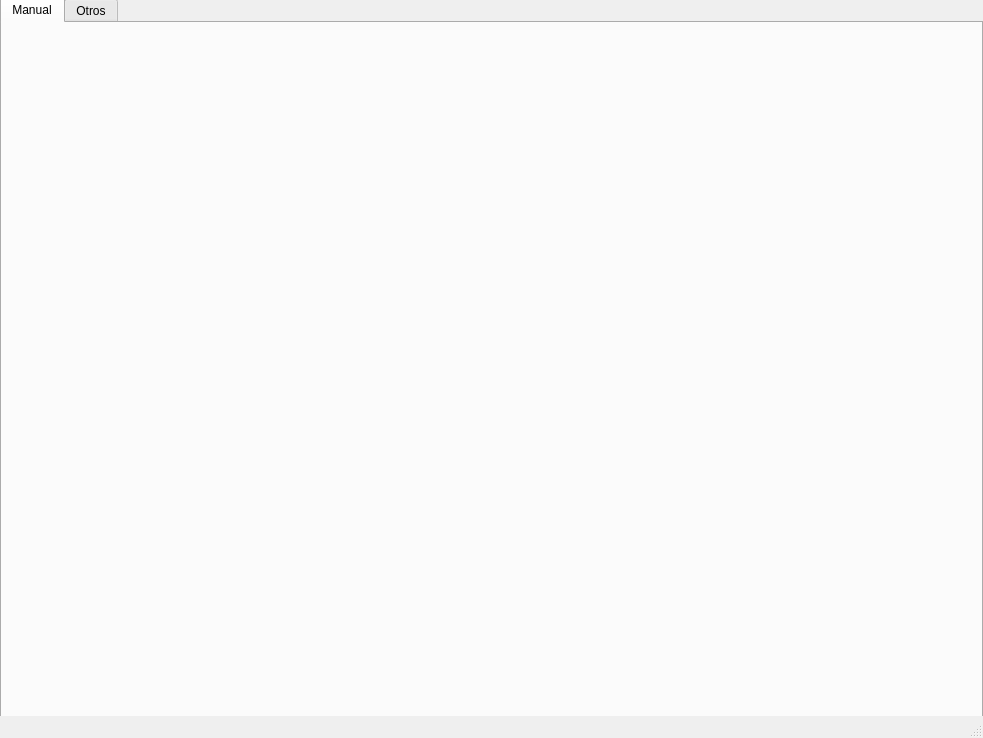
The window that src/centro_garantia_vehiculos/centrogarantiavehiculo.ui (gabrielmj23/taller-mecanico-so) describes before a commit, drawn with Qt 5.
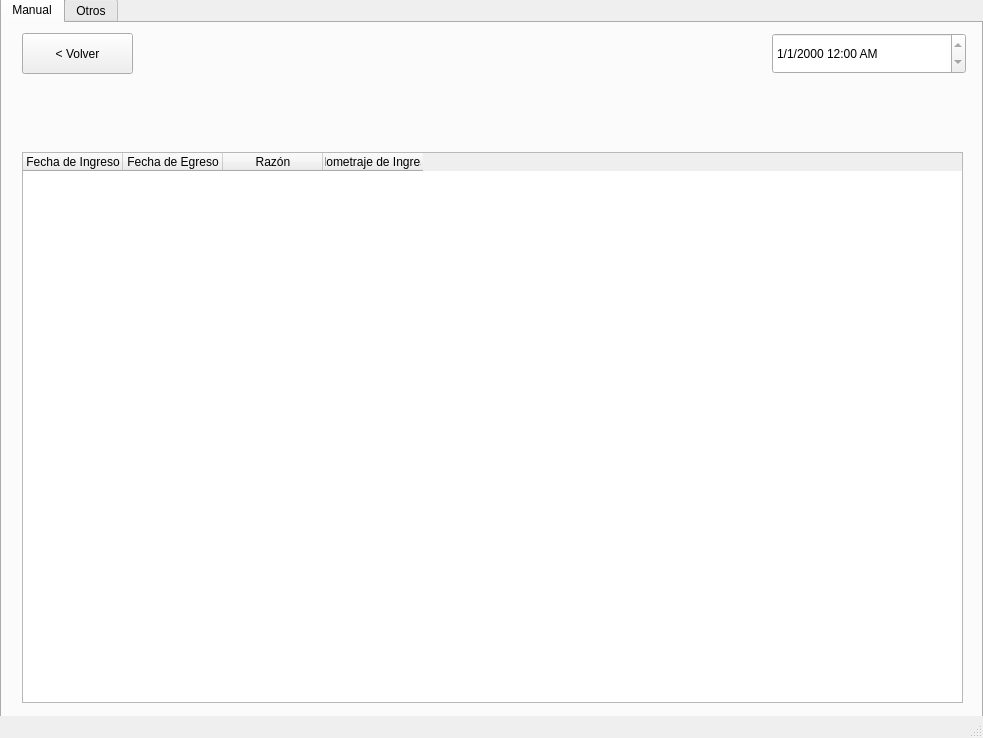
The same window after the commit. The open tabs and pages were chosen to show the change.

Commit message: stacked widget de servicios

What changed in the file:
```diff
--- a/src/centro_garantia_vehiculos/centrogarantiavehiculo.ui
+++ b/src/centro_garantia_vehiculos/centrogarantiavehiculo.ui
@@ -336,7 +336,76 @@
         </property>
        </widget>
       </widget>
-      <widget class="QWidget" name="page_3"/>
+      <widget class="QWidget" name="page_3">
+       <widget class="QDateTimeEdit" name="dateTimeEdit_4">
+        <property name="geometry">
+         <rect>
+          <x>770</x>
+          <y>10</y>
+          <width>194</width>
+          <height>41</height>
+         </rect>
+        </property>
+        <property name="readOnly">
+         <bool>true</bool>
+        </property>
+        <property name="displayFormat">
+         <string>d/M/yyyy h:mm AP</string>
+        </property>
+       </widget>
+       <widget class="QPushButton" name="pushButton_8">
+        <property name="geometry">
+         <rect>
+          <x>20</x>
+          <y>10</y>
+          <width>111</width>
+          <height>41</height>
+         </rect>
+        </property>
+        <property name="text">
+         <string>&lt; Volver</string>
+        </property>
+       </widget>
+       <widget class="QTableWidget" name="vehiculosClienteTable_2">
+        <property name="geometry">
+         <rect>
+          <x>20</x>
+          <y>129</y>
+          <width>941</width>
+          <height>551</height>
+         </rect>
+        </property>
+        <property name="sizePolicy">
+         <sizepolicy hsizetype="Expanding" vsizetype="Expanding">
+          <horstretch>40</horstretch>
+          <verstretch>0</verstretch>
+         </sizepolicy>
+        </property>
+        <attribute name="verticalHeaderHighlightSections">
+         <bool>false</bool>
+        </attribute>
+        <column>
+         <property name="text">
+          <string>Fecha de Ingreso</string>
+         </property>
+        </column>
+        <column>
+         <property name="text">
+          <string>Fecha de Egreso</string>
+         </property>
+        </column>
+        <column>
+         <property name="text">
+          <string>Razón</string>
+         </property>
+        </column>
+        <column>
+         <property name="text">
+          <string>Kilometraje de Ingreso</string>
+         </property>
+        </column>
+       </widget>
+      </widget>
      </widget>
     </widget>
     <widget class="QWidget" name="tab_2">
```
Left out of the diff: 2 changed lines with no effect on the pictures. The commit also changes 7 other files.
